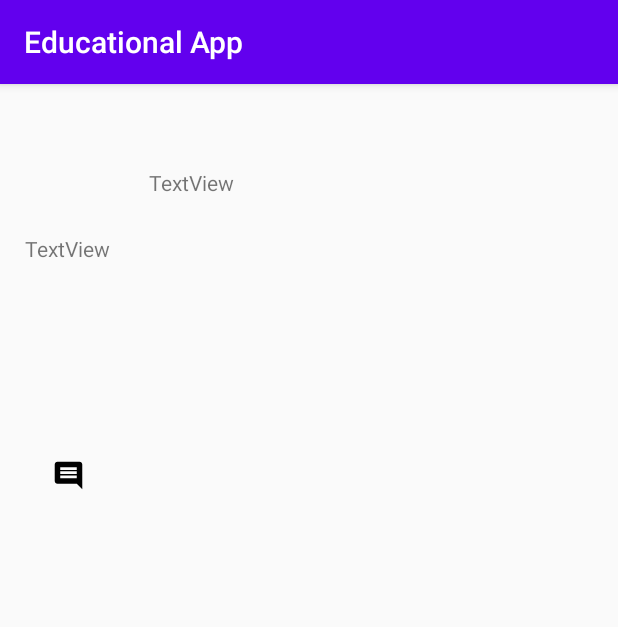
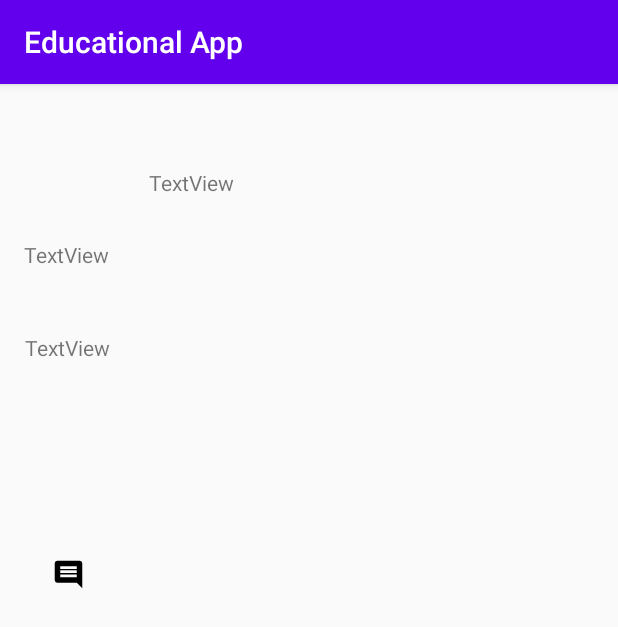
Before and after one commit to sale7268/LearnIt, an Android app: the ListAdapterActivity screen opened directly, with no data from a screen before it, on a phone screen of 412 x 824 dp. Shown: the top 627 px of the screen. Run offline under Robolectric (Android 15) with nearby library versions, the phone set to English and light mode, and no system bars.

Commit message:
Fixed title

```diff
--- a/app/src/main/res/layout/activity_list_adapter.xml
+++ b/app/src/main/res/layout/activity_list_adapter.xml
@@ -33,11 +33,11 @@
         android:id="@+id/userPost"
         android:layout_width="379dp"
         android:layout_height="142dp"
-        android:layout_marginTop="12dp"
+        android:layout_marginTop="24dp"
         android:text="TextView"
         app:layout_constraintEnd_toEndOf="parent"
         app:layout_constraintStart_toStartOf="parent"
-        app:layout_constraintTop_toBottomOf="@+id/usernamePost" />
+        app:layout_constraintTop_toBottomOf="@+id/textView3" />
 
     <ImageView
         android:id="@+id/commentBtn"
@@ -52,5 +52,15 @@
         app:srcCompat="@drawable/ic_comment_foreground"
         android:contentDescription="TODO" />
 
+    <TextView
+        android:id="@+id/textView3"
+        android:layout_width="380dp"
+        android:layout_height="38dp"
+        android:layout_marginTop="16dp"
+        android:text="TextView"
+        app:layout_constraintEnd_toEndOf="parent"
+        app:layout_constraintStart_toStartOf="parent"
+        app:layout_constraintTop_toBottomOf="@+id/usernamePost" />
+
 
 </androidx.constraintlayout.widget.ConstraintLayout>
```
